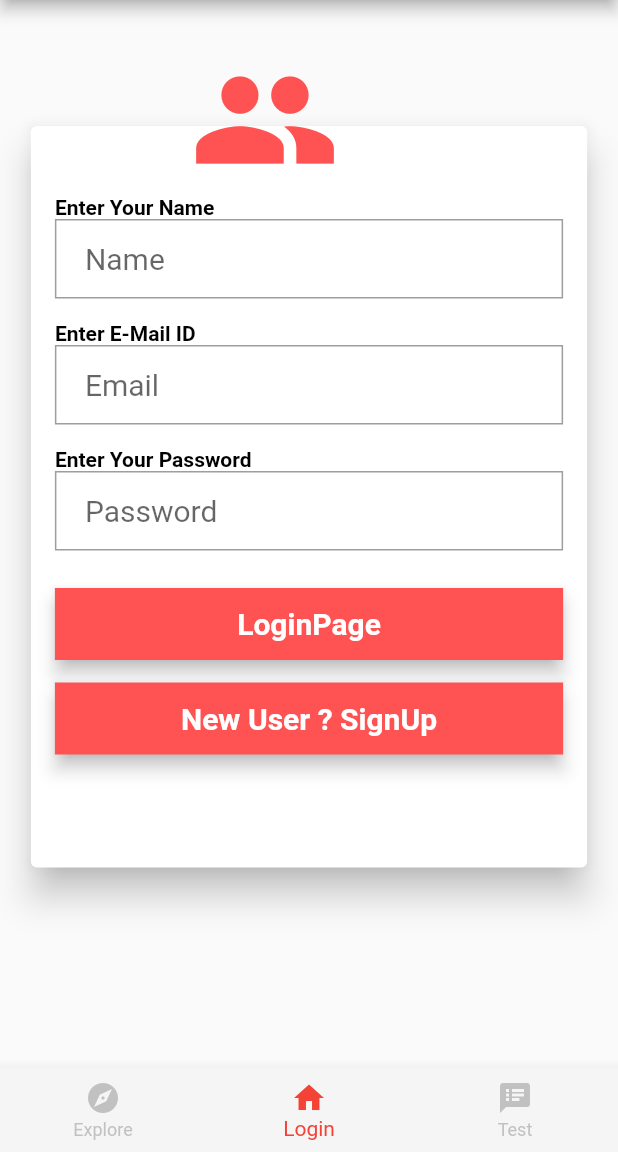
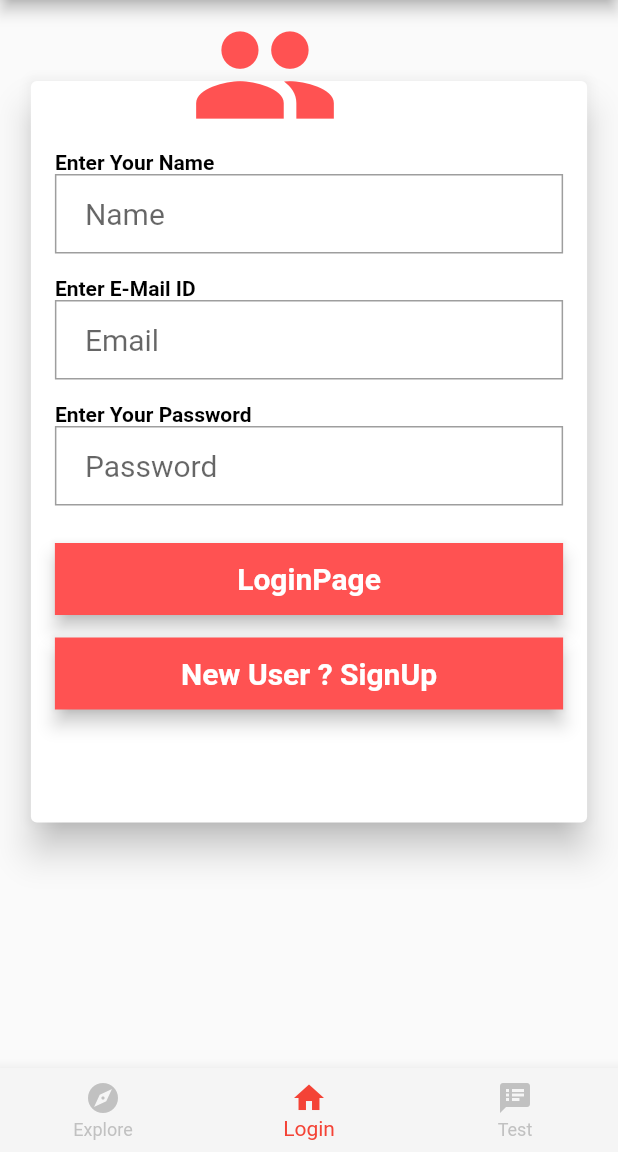
Before and after one commit to pktintali/students-mitra-flutter, a Flutter app: the screen it shows after launch, on a phone screen of 412 x 824 dp, the part 84-1236 px from its top. Run offline on Flutter 3.47's test engine with Material 2 defaults, Android fonts, the light colour scheme and no system bars; Roboto replaces fonts that are missing (Montserrat).

Commit message:
bug fixed

```diff
--- a/lib/Auth/LoginPage.dart
+++ b/lib/Auth/LoginPage.dart
@@ -70,21 +70,20 @@ class _LoginState extends State<LoginPage> {
       resizeToAvoidBottomPadding: false,
       appBar: AppBar(
         backgroundColor: Colors.red,
-        title: Center(
-          child: Text(
+        title: Text(
           "Log-in",
           style: TextStyle(
             fontSize: 25.0,
             color: Colors.white,
           ),
         ),
+        centerTitle: true,
       ),
-      ),
-      body: ListView(
-        shrinkWrap: true,
+      body: SingleChildScrollView(
+        child: Column(
           children: <Widget>[
             SizedBox(
-            height: 80,
+              height: 50,
             ),
             Container(
               alignment: Alignment.center,
@@ -106,7 +105,8 @@ class _LoginState extends State<LoginPage> {
                                 child: Container(
                                   height:
                                       MediaQuery.of(context).size.height * 0.6,
-                                width: MediaQuery.of(context).size.width * 0.9,
+                                  width:
+                                      MediaQuery.of(context).size.width * 0.9,
                                   child: Padding(
                                     padding: const EdgeInsets.all(16.0),
                                     child: Column(
@@ -175,6 +175,7 @@ class _LoginState extends State<LoginPage> {
             ),
           ],
         ),
+      ),
     );
   }
 }
--- a/lib/Auth/SignUpPage.dart
+++ b/lib/Auth/SignUpPage.dart
@@ -48,7 +48,7 @@ class _SignUpPageState extends State<SignUpPage> {
                 color: Colors.white, fontWeight: FontWeight.bold)),
       ),
     );
-    final AlreadyAcc = Material(
+    final alreadyAcc = Material(
       elevation: 5.0,
       color: Colors.redAccent,
       child: MaterialButton(
@@ -146,7 +146,7 @@ class _SignUpPageState extends State<SignUpPage> {
                                       ),
                                       loginButon,
                                       SizedBox(height: 15.0),
-                                      AlreadyAcc,
+                                      alreadyAcc,
                                       SizedBox(height: 15.0),
                                     ],
                                   ),
```
Also changed, not shown: pubspec.lock, 3 other files. Lines whose indentation alone changed are shown as unchanged.
